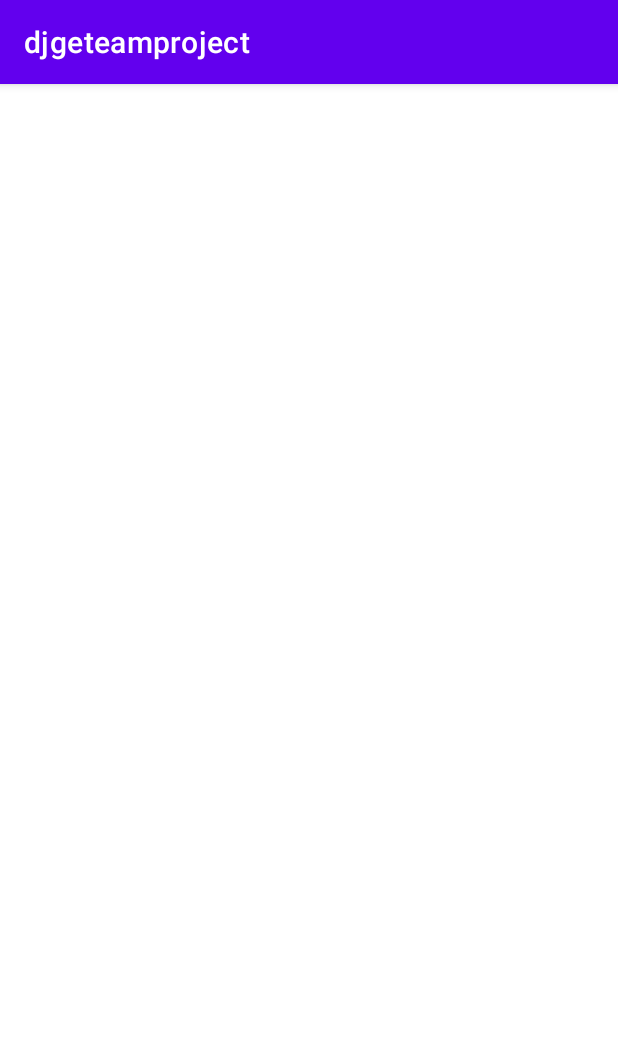
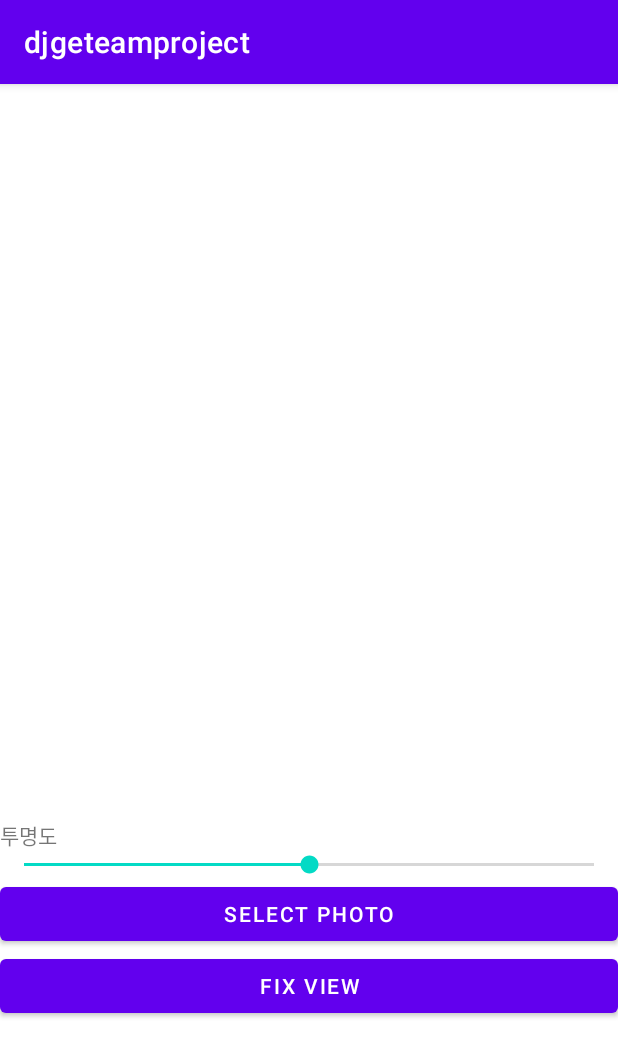
Before and after one commit to GAEUNYIM/FlowNow, an Android app: the fragment myFragment3 shown on its own in the app's theme, on a phone screen of 412 x 824 dp. Shown: the top 1057 px of the screen. Run offline under Robolectric (Android 15) with nearby library versions, the phone set to English and light mode, and no system bars.

Commit message:
tap3 select photo imple

```diff
--- a/djgeteamproject/app/build.gradle
+++ b/djgeteamproject/app/build.gradle
@@ -48,4 +48,5 @@ dependencies {
     implementation "androidx.recyclerview:recyclerview:1.2.1"
     implementation 'com.github.bumptech.glide:glide:4.12.0'
     annotationProcessor 'com.github.bumptech.glide:compiler:4.12.0'
+    implementation "androidx.fragment:fragment-ktx:1.3.0"
 }
--- a/djgeteamproject/app/src/main/java/com/example/djgeteamproject/PhotoItem.java
+++ b/djgeteamproject/app/src/main/java/com/example/djgeteamproject/PhotoItem.java
@@ -18,7 +18,7 @@ public class PhotoItem {
         return displayName;
     }
 
-    public int getId(int id){ return id; }
+    public int getId(){ return id; }
 
     public String getpath() {return path;}
 
--- a/djgeteamproject/app/src/main/res/layout/fragment_my3.xml
+++ b/djgeteamproject/app/src/main/res/layout/fragment_my3.xml
@@ -1,14 +1,31 @@
 <?xml version="1.0" encoding="utf-8"?>
-<FrameLayout xmlns:android="http://schemas.android.com/apk/res/android"
-    xmlns:tools="http://schemas.android.com/tools"
+<LinearLayout
     android:layout_width="match_parent"
     android:layout_height="match_parent"
-    tools:context=".myFragment3">
+    android:orientation="vertical"
+    xmlns:android="http://schemas.android.com/apk/res/android">
 
-    <!-- TODO: Update blank fragment layout -->
-    <View
+    <ImageView
+        android:id="@+id/frag3imageview"
         android:layout_width="match_parent"
-        android:layout_height="match_parent"
-        android:id="@+id/frag3view"/>
-
-</FrameLayout>
+        android:layout_height="490dp"
+        android:alpha="0.5"/>
+    <TextView
+        android:layout_width="match_parent"
+        android:layout_height="wrap_content"
+        android:text="투명도"/>
+    <SeekBar
+        android:id="@+id/seekbar"
+        android:layout_width="match_parent"
+        android:layout_height="wrap_content"/>
+    <Button
+        android:id="@+id/selectphotobutton"
+        android:layout_width="match_parent"
+        android:layout_height="wrap_content"
+        android:text="Select Photo"/>
+    <Button
+        android:id="@+id/fixbutton"
+        android:layout_width="match_parent"
+        android:layout_height="wrap_content"
+        android:text="Fix View"/>
+</LinearLayout>
```
Also changed, not shown: djgeteamproject/app/src/main/java/com/example/djgeteamproject/MainActivity.java (+25 -6 lines), djgeteamproject/app/src/main/java/com/example/djgeteamproject/PhotoAdapter.java (+22 -0 lines), djgeteamproject/app/src/main/java/com/example/djgeteamproject/myFragment2.java (+18 -1 lines), djgeteamproject/app/src/main/java/com/example/djgeteamproject/myFragment3.java (+79 -22 lines).
